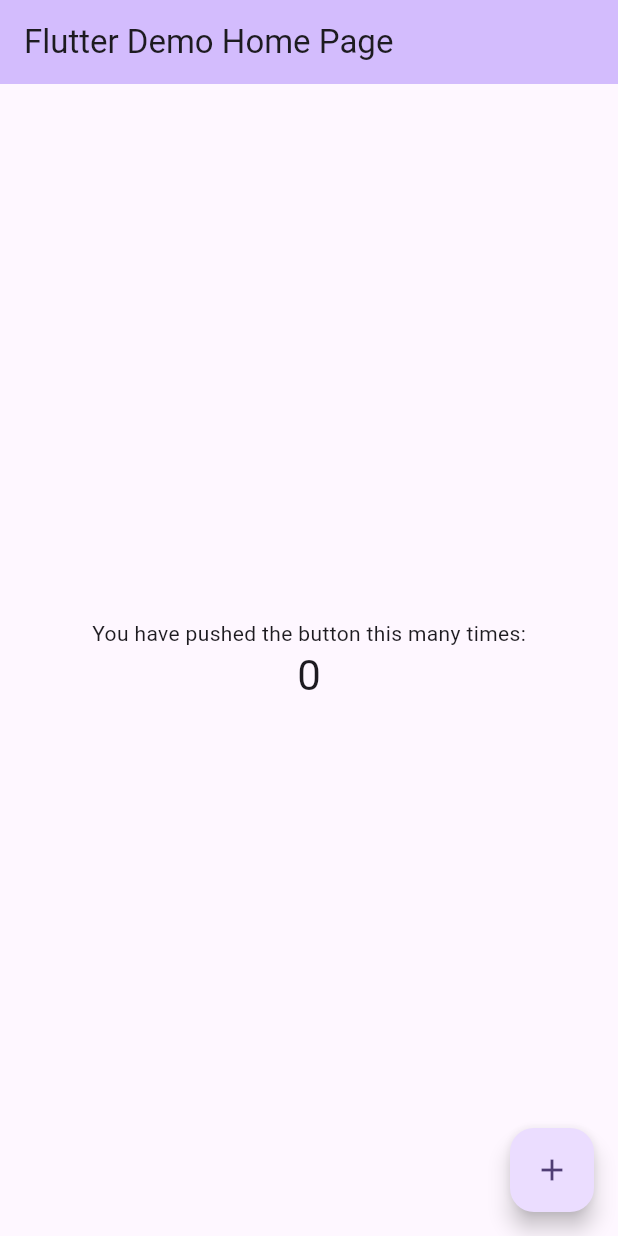
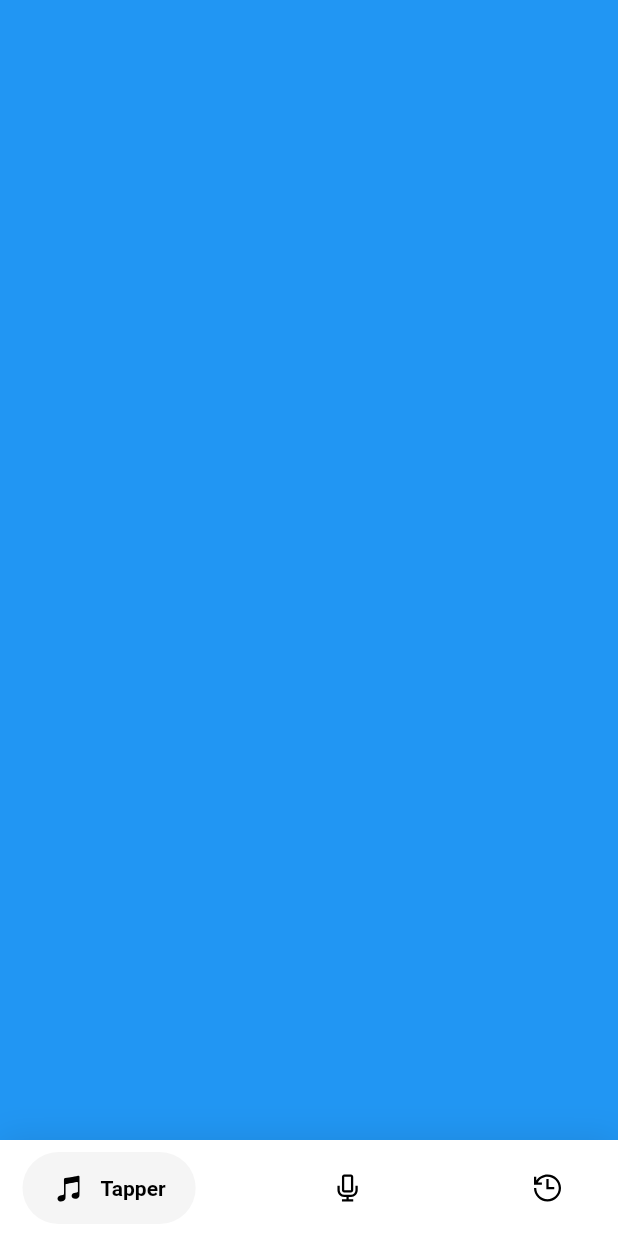
Before and after one commit to merekesabitov/bpmApp, a Flutter app: the screen it shows after launch, on a phone screen of 412 x 824 dp. Run offline on Flutter 3.47's test engine with Material 2 defaults, Android fonts, the phone set to English and light mode, and no system bars; drawn by our look-alikes of google_nav_bar; our stand-ins replace line_icons.

Commit message:
Animated BottomNavBar

```diff
--- /dev/null
+++ b/Bpm_App/lib/analyzer.dart
@@ -0,0 +1,17 @@
+import 'package:flutter/material.dart';
+
+class Analyzer extends StatefulWidget {
+  const Analyzer({super.key});
+
+  @override
+  State<Analyzer> createState() => _AnalyzerState();
+}
+
+class _AnalyzerState extends State<Analyzer> {
+  @override
+  Widget build(BuildContext context) {
+    return const Scaffold(
+      backgroundColor: Colors.green,
+    );
+  }
+}
--- /dev/null
+++ b/Bpm_App/lib/bottom_nav_bar/bottom_nav_bar.dart
@@ -0,0 +1,77 @@
+import 'package:bpm_app/analyzer.dart';
+import 'package:bpm_app/history.dart';
+import 'package:bpm_app/tapper.dart';
+import 'package:flutter/material.dart';
+import 'package:google_nav_bar/google_nav_bar.dart';
+import 'package:line_icons/line_icons.dart';
+
+class InitialPage extends StatefulWidget {
+  @override
+  _InitialPageState createState() => _InitialPageState();
+}
+
+class _InitialPageState extends State<InitialPage> {
+  int _selectedIndex = 0;
+  final List<Widget> _widgetOptions = <Widget>[
+    const Tapper(),
+    const Analyzer(),
+    const History(),
+  ];
+
+  @override
+  Widget build(BuildContext context) {
+    return Scaffold(
+      backgroundColor: Colors.white,
+      body: Center(
+        child: _widgetOptions.elementAt(_selectedIndex),
+      ),
+      bottomNavigationBar: Container(
+        decoration: BoxDecoration(
+          color: Colors.white,
+          boxShadow: [
+            BoxShadow(
+              blurRadius: 20,
+              color: Colors.black.withOpacity(.1),
+            )
+          ],
+        ),
+        child: SafeArea(
+          child: Padding(
+            padding: const EdgeInsets.symmetric(horizontal: 15.0, vertical: 8),
+            child: GNav(
+              rippleColor: Colors.grey[300]!,
+              hoverColor: Colors.grey[100]!,
+              gap: 8,
+              activeColor: Colors.black,
+              iconSize: 24,
+              padding: const EdgeInsets.symmetric(horizontal: 20, vertical: 12),
+              duration: const Duration(milliseconds: 400),
+              tabBackgroundColor: Colors.grey[100]!,
+              color: Colors.black,
+              tabs: const [
+                GButton(
+                  icon: LineIcons.itunesNote,
+                  text: 'Tapper',
+                ),
+                GButton(
+                  icon: LineIcons.microphone,
+                  text: 'Listen',
+                ),
+                GButton(
+                  icon: LineIcons.history,
+                  text: 'History',
+                ),
+              ],
+              selectedIndex: _selectedIndex,
+              onTabChange: (index) {
+                setState(() {
+                  _selectedIndex = index;
+                });
+              },
+            ),
+          ),
+        ),
+      ),
+    );
+  }
+}
--- /dev/null
+++ b/Bpm_App/lib/history.dart
@@ -0,0 +1,17 @@
+import 'package:flutter/material.dart';
+
+class History extends StatefulWidget {
+  const History({super.key});
+
+  @override
+  State<History> createState() => _HistoryState();
+}
+
+class _HistoryState extends State<History> {
+  @override
+  Widget build(BuildContext context) {
+    return const Scaffold(
+      backgroundColor: Colors.red,
+    );
+  }
+}
--- a/Bpm_App/lib/main.dart
+++ b/Bpm_App/lib/main.dart
@@ -1,125 +1,10 @@
+import 'package:bpm_app/bottom_nav_bar/bottom_nav_bar.dart';
 import 'package:flutter/material.dart';
 
-void main() {
-  runApp(const MyApp());
-}
-
-class MyApp extends StatelessWidget {
-  const MyApp({super.key});
-
-  // This widget is the root of your application.
-  @override
-  Widget build(BuildContext context) {
-    return MaterialApp(
-      title: 'Flutter Demo',
-      theme: ThemeData(
-        // This is the theme of your application.
-        //
-        // TRY THIS: Try running your application with "flutter run". You'll see
-        // the application has a blue toolbar. Then, without quitting the app,
-        // try changing the seedColor in the colorScheme below to Colors.green
-        // and then invoke "hot reload" (save your changes or press the "hot
-        // reload" button in a Flutter-supported IDE, or press "r" if you used
-        // the command line to start the app).
-        //
-        // Notice that the counter didn't reset back to zero; the application
-        // state is not lost during the reload. To reset the state, use hot
-        // restart instead.
-        //
-        // This works for code too, not just values: Most code changes can be
-        // tested with just a hot reload.
-        colorScheme: ColorScheme.fromSeed(seedColor: Colors.deepPurple),
-        useMaterial3: true,
-      ),
-      home: const MyHomePage(title: 'Flutter Demo Home Page'),
+void main() => runApp(MaterialApp(
+    theme: ThemeData(
+      primaryColor: Colors.grey[800],
+    ),
+    home: InitialPage()
+    )
     );
-  }
-}
-
-class MyHomePage extends StatefulWidget {
-  const MyHomePage({super.key, required this.title});
-
-  // This widget is the home page of your application. It is stateful, meaning
-  // that it has a State object (defined below) that contains fields that affect
-  // how it looks.
-
-  // This class is the configuration for the state. It holds the values (in this
-  // case the title) provided by the parent (in this case the App widget) and
-  // used by the build method of the State. Fields in a Widget subclass are
-  // always marked "final".
-
-  final String title;
-
-  @override
-  State<MyHomePage> createState() => _MyHomePageState();
-}
-
-class _MyHomePageState extends State<MyHomePage> {
-  int _counter = 0;
-
-  void _incrementCounter() {
-    setState(() {
-      // This call to setState tells the Flutter framework that something has
-      // changed in this State, which causes it to rerun the build method below
-      // so that the display can reflect the updated values. If we changed
-      // _counter without calling setState(), then the build method would not be
-      // called again, and so nothing would appear to happen.
-      _counter++;
-    });
-  }
-
-  @override
-  Widget build(BuildContext context) {
-    // This method is rerun every time setState is called, for instance as done
-    // by the _incrementCounter method above.
-    //
-    // The Flutter framework has been optimized to make rerunning build methods
-    // fast, so that you can just rebuild anything that needs updating rather
-    // than having to individually change instances of widgets.
-    return Scaffold(
-      appBar: AppBar(
-        // TRY THIS: Try changing the color here to a specific color (to
-        // Colors.amber, perhaps?) and trigger a hot reload to see the AppBar
-        // change color while the other colors stay the same.
-        backgroundColor: Theme.of(context).colorScheme.inversePrimary,
-        // Here we take the value from the MyHomePage object that was created by
-        // the App.build method, and use it to set our appbar title.
-        title: Text(widget.title),
-      ),
-      body: Center(
-        // Center is a layout widget. It takes a single child and positions it
-        // in the middle of the parent.
-        child: Column(
-          // Column is also a layout widget. It takes a list of children and
-          // arranges them vertically. By default, it sizes itself to fit its
-          // children horizontally, and tries to be as tall as its parent.
-          //
-          // Column has various properties to control how it sizes itself and
-          // how it positions its children. Here we use mainAxisAlignment to
-          // center the children vertically; the main axis here is the vertical
-          // axis because Columns are vertical (the cross axis would be
-          // horizontal).
-          //
-          // TRY THIS: Invoke "debug painting" (choose the "Toggle Debug Paint"
-          // action in the IDE, or press "p" in the console), to see the
-          // wireframe for each widget.
-          mainAxisAlignment: MainAxisAlignment.center,
-          children: <Widget>[
-            const Text(
-              'You have pushed the button this many times:',
-            ),
-            Text(
-              '$_counter',
-              style: Theme.of(context).textTheme.headlineMedium,
-            ),
-          ],
-        ),
-      ),
-      floatingActionButton: FloatingActionButton(
-        onPressed: _incrementCounter,
-        tooltip: 'Increment',
-        child: const Icon(Icons.add),
-      ), // This trailing comma makes auto-formatting nicer for build methods.
-    );
-  }
-}
--- /dev/null
+++ b/Bpm_App/lib/tapper.dart
@@ -0,0 +1,17 @@
+import 'package:flutter/material.dart';
+
+class Tapper extends StatefulWidget {
+  const Tapper({super.key});
+
+  @override
+  State<Tapper> createState() => _TapperState();
+}
+
+class _TapperState extends State<Tapper> {
+  @override
+  Widget build(BuildContext context) {
+    return const Scaffold(
+      backgroundColor: Colors.blue,
+    );
+  }
+}
--- a/Bpm_App/pubspec.yaml
+++ b/Bpm_App/pubspec.yaml
@@ -35,6 +35,9 @@ dependencies:
   # The following adds the Cupertino Icons font to your application.
   # Use with the CupertinoIcons class for iOS style icons.
   cupertino_icons: ^1.0.2
+  google_nav_bar: ^5.0.6
+  line_icons: ^2.0.3
+  badges: ^3.1.2
 
 dev_dependencies:
   flutter_test:
```
Also changed, not shown: Bpm_App/pubspec.lock, 1 other file.
